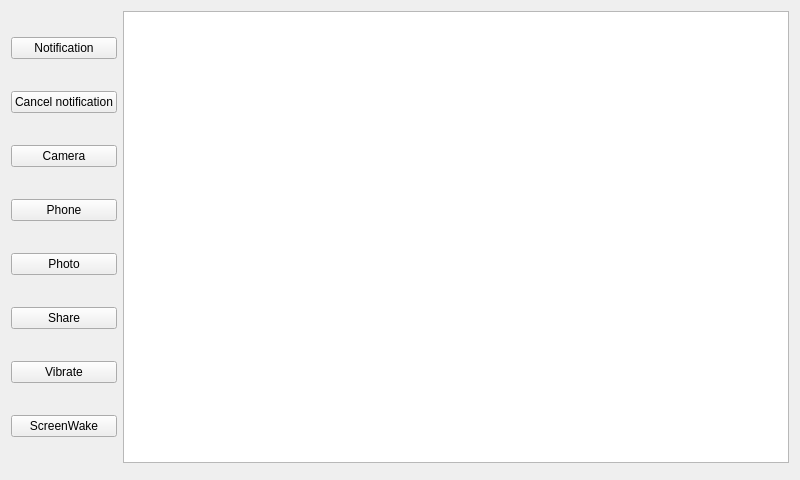
The window that daemon/MainWindow.ui (KangLin/QtAndroidUtils) describes before a commit, drawn with Qt 5.
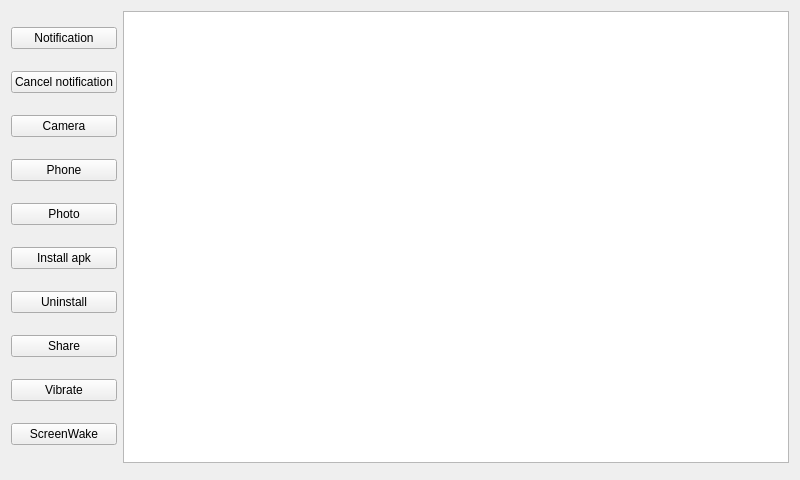
The same window after the commit.

Commit message: Add install apk android uninstall

```diff
--- a/daemon/MainWindow.ui
+++ b/daemon/MainWindow.ui
@@ -52,6 +52,20 @@
         </property>
        </widget>
       </item>
+      <item>
+       <widget class="QPushButton" name="ptInstall">
+        <property name="text">
+         <string>Install apk</string>
+        </property>
+       </widget>
+      </item>
+      <item>
+       <widget class="QPushButton" name="ptUnistall">
+        <property name="text">
+         <string>Uninstall</string>
+        </property>
+       </widget>
+      </item>
       <item>
        <widget class="QPushButton" name="pbShare">
         <property name="text">
```
The commit also changes 9 other files.
